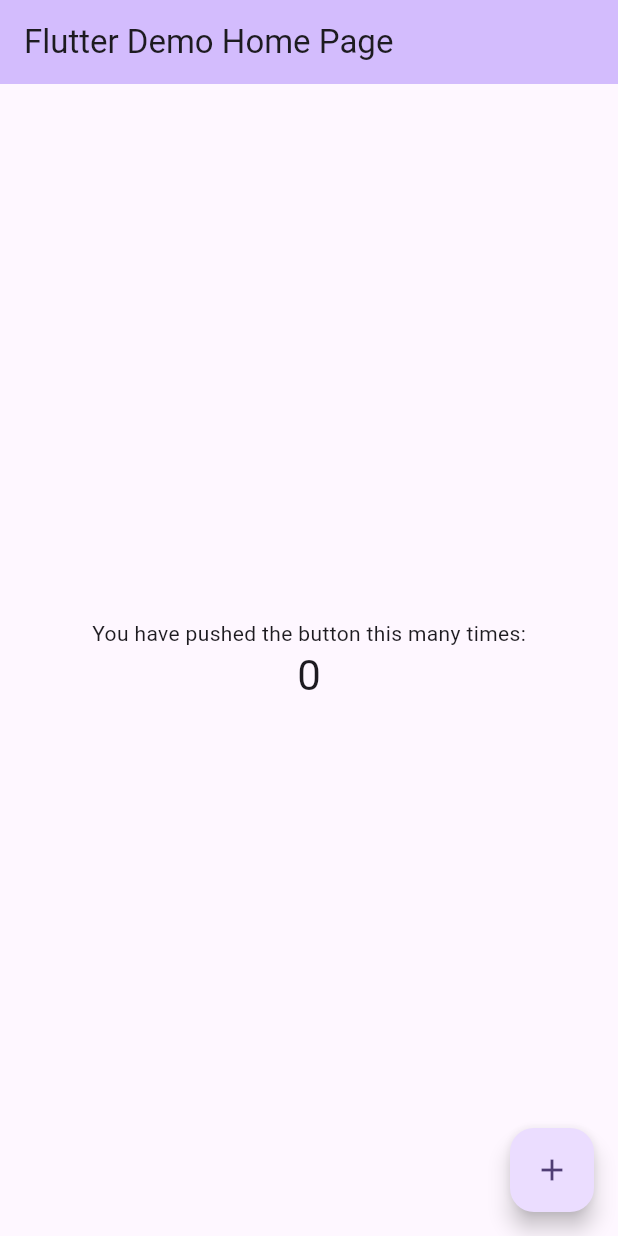
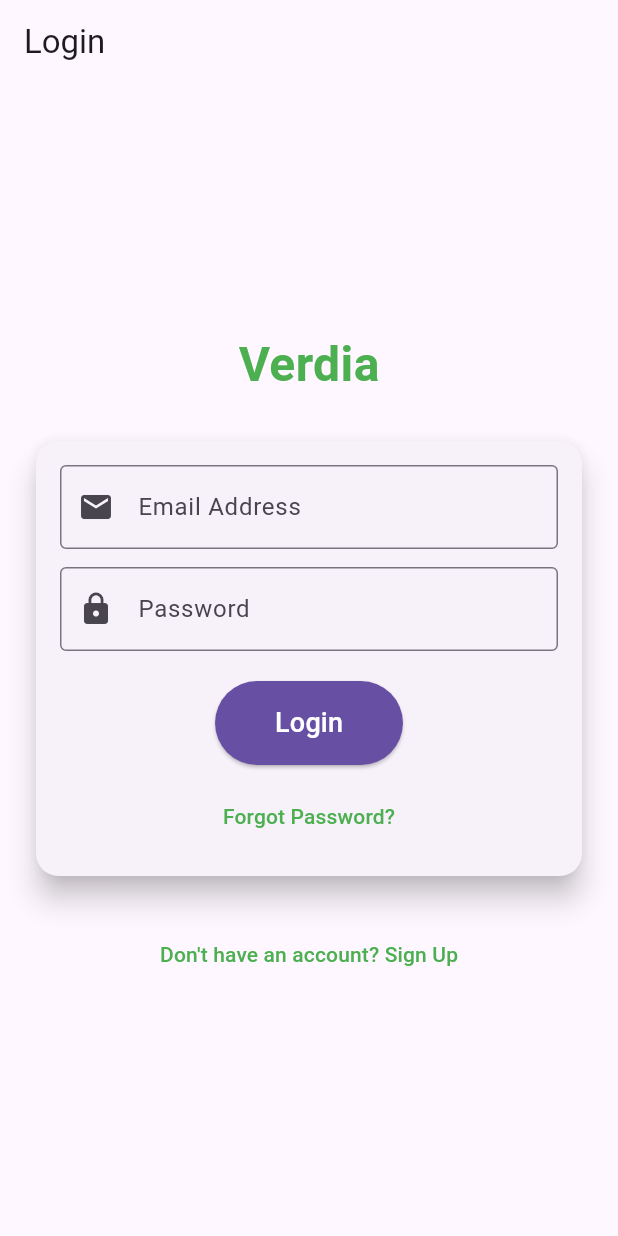
Before and after one commit to Slazzical/Plant-Disease-Detection-App, a Flutter app: the screen it shows after launch, on a phone screen of 412 x 824 dp. Run offline on Flutter 3.47's test engine with Material 3 defaults, Android fonts, the light colour scheme and no system bars.

Commit message:
feat: front-end login and signup pages

```diff
--- a/lib/main.dart
+++ b/lib/main.dart
@@ -1,4 +1,5 @@
 import 'package:flutter/material.dart';
+import 'package:plant_disease_detection/screens/auth_screen.dart'; // We'll create this file
 
 void main() {
   runApp(const MyApp());
@@ -7,116 +8,15 @@ void main() {
 class MyApp extends StatelessWidget {
   const MyApp({super.key});
 
-  // This widget is the root of your application.
   @override
   Widget build(BuildContext context) {
     return MaterialApp(
-      title: 'Flutter Demo',
+      title: 'Verdia',
       theme: ThemeData(
-        // This is the theme of your application.
-        //
-        // TRY THIS: Try running your application with "flutter run". You'll see
-        // the application has a purple toolbar. Then, without quitting the app,
-        // try changing the seedColor in the colorScheme below to Colors.green
-        // and then invoke "hot reload" (save your changes or press the "hot
-        // reload" button in a Flutter-supported IDE, or press "r" if you used
-        // the command line to start the app).
-        //
-        // Notice that the counter didn't reset back to zero; the application
-        // state is not lost during the reload. To reset the state, use hot
-        // restart instead.
-        //
-        // This works for code too, not just values: Most code changes can be
-        // tested with just a hot reload.
-        colorScheme: ColorScheme.fromSeed(seedColor: Colors.deepPurple),
+        primarySwatch: Colors.green, // A nice plant-related primary color
+        visualDensity: VisualDensity.adaptivePlatformDensity,
       ),
-      home: const MyHomePage(title: 'Flutter Demo Home Page'),
+      home: AuthScreen(), // Our entry point for authentication
     );
   }
 }
-
-class MyHomePage extends StatefulWidget {
-  const MyHomePage({super.key, required this.title});
-
-  // This widget is the home page of your application. It is stateful, meaning
-  // that it has a State object (defined below) that contains fields that affect
-  // how it looks.
-
-  // This class is the configuration for the state. It holds the values (in this
-  // case the title) provided by the parent (in this case the App widget) and
-  // used by the build method of the State. Fields in a Widget subclass are
-  // always marked "final".
-
-  final String title;
-
-  @override
-  State<MyHomePage> createState() => _MyHomePageState();
-}
-
-class _MyHomePageState extends State<MyHomePage> {
-  int _counter = 0;
-
-  void _incrementCounter() {
-    setState(() {
-      // This call to setState tells the Flutter framework that something has
-      // changed in this State, which causes it to rerun the build method below
-      // so that the display can reflect the updated values. If we changed
-      // _counter without calling setState(), then the build method would not be
-      // called again, and so nothing would appear to happen.
-      _counter++;
-    });
-  }
-
-  @override
-  Widget build(BuildContext context) {
-    // This method is rerun every time setState is called, for instance as done
-    // by the _incrementCounter method above.
-    //
-    // The Flutter framework has been optimized to make rerunning build methods
-    // fast, so that you can just rebuild anything that needs updating rather
-    // than having to individually change instances of widgets.
-    return Scaffold(
-      appBar: AppBar(
-        // TRY THIS: Try changing the color here to a specific color (to
-        // Colors.amber, perhaps?) and trigger a hot reload to see the AppBar
-        // change color while the other colors stay the same.
-        backgroundColor: Theme.of(context).colorScheme.inversePrimary,
-        // Here we take the value from the MyHomePage object that was created by
-        // the App.build method, and use it to set our appbar title.
-        title: Text(widget.title),
-      ),
-      body: Center(
-        // Center is a layout widget. It takes a single child and positions it
-        // in the middle of the parent.
-        child: Column(
-          // Column is also a layout widget. It takes a list of children and
-          // arranges them vertically. By default, it sizes itself to fit its
-          // children horizontally, and tries to be as tall as its parent.
-          //
-          // Column has various properties to control how it sizes itself and
-          // how it positions its children. Here we use mainAxisAlignment to
-          // center the children vertically; the main axis here is the vertical
-          // axis because Columns are vertical (the cross axis would be
-          // horizontal).
-          //
-          // TRY THIS: Invoke "debug painting" (choose the "Toggle Debug Paint"
-          // action in the IDE, or press "p" in the console), to see the
-          // wireframe for each widget.
-          mainAxisAlignment: MainAxisAlignment.center,
-          children: <Widget>[
-            const Text('You have pushed the button this many times:'),
-            Text(
-              '$_counter',
-              style: Theme.of(context).textTheme.headlineMedium,
-            ),
-          ],
-        ),
-      ),
-      floatingActionButton: FloatingActionButton(
-        onPressed: _incrementCounter,
-        tooltip: 'Increment',
-        child: const Icon(Icons.add),
-      ), // This trailing comma makes auto-formatting nicer for build methods.
-    );
-  }
-}
--- /dev/null
+++ b/lib/screens/auth_screen.dart
@@ -0,0 +1,68 @@
+import 'package:flutter/material.dart';
+import 'package:plant_disease_detection/widgets/login_form.dart'; // We'll create these files
+import 'package:plant_disease_detection/widgets/signup_form.dart';
+
+enum AuthMode { login, signup }
+
+class AuthScreen extends StatefulWidget {
+  const AuthScreen({super.key});
+
+  @override
+  State<AuthScreen> createState() => _AuthScreenState();
+}
+
+class _AuthScreenState extends State<AuthScreen> {
+  AuthMode _authMode = AuthMode.login;
+
+  void _switchAuthMode() {
+    setState(() {
+      if (_authMode == AuthMode.login) {
+        _authMode = AuthMode.signup;
+      } else {
+        _authMode = AuthMode.login;
+      }
+    });
+  }
+
+  @override
+  Widget build(BuildContext context) {
+    return Scaffold(
+      appBar: AppBar(
+        title: Text(_authMode == AuthMode.login ? 'Login' : 'Sign Up'),
+      ),
+      body: Center(
+        child: SingleChildScrollView(
+          padding: const EdgeInsets.all(16.0),
+          child: Column(
+            mainAxisAlignment: MainAxisAlignment.center,
+            children: [
+              // Placeholder for a logo or app title
+              Container(
+                margin: const EdgeInsets.only(bottom: 20),
+                child: const Text(
+                  'Verdia',
+                  style: TextStyle(
+                    fontSize: 32,
+                    fontWeight: FontWeight.bold,
+                    color: Colors.green,
+                  ),
+                ),
+              ),
+              _authMode == AuthMode.login ? const LoginForm() : const SignUpForm(),
+              const SizedBox(height: 20),
+              TextButton(
+                onPressed: _switchAuthMode,
+                child: Text(
+                  _authMode == AuthMode.login
+                      ? 'Don\'t have an account? Sign Up'
+                      : 'Already have an account? Login',
+                  style: const TextStyle(color: Colors.green),
+                ),
+              ),
+            ],
+          ),
+        ),
+      ),
+    );
+  }
+}
--- /dev/null
+++ b/lib/widgets/login_form.dart
@@ -0,0 +1,106 @@
+import 'package:flutter/material.dart';
+
+class LoginForm extends StatefulWidget {
+  const LoginForm({super.key});
+
+  @override
+  State<LoginForm> createState() => _LoginFormState();
+}
+
+class _LoginFormState extends State<LoginForm> {
+  final _formKey = GlobalKey<FormState>();
+  String _email = '';
+  String _password = '';
+
+  void _trySubmit() {
+    if (_formKey.currentState!.validate()) {
+      _formKey.currentState!.save();
+      // Here you would typically send auth request
+      print('Login Email: $_email');
+      print('Login Password: $_password');
+      // Later: Implement actual login logic
+    }
+  }
+
+  @override
+  Widget build(BuildContext context) {
+    return Card(
+      margin: const EdgeInsets.all(8),
+      shape: RoundedRectangleBorder(borderRadius: BorderRadius.circular(15)),
+      elevation: 8,
+      child: Padding(
+        padding: const EdgeInsets.all(16.0),
+        child: Form(
+          key: _formKey,
+          child: Column(
+            mainAxisSize: MainAxisSize.min, // Takes minimum space vertically
+            children: [
+              TextFormField(
+                key: const ValueKey('email'),
+                decoration: const InputDecoration(
+                  labelText: 'Email Address',
+                  prefixIcon: Icon(Icons.email),
+                  border: OutlineInputBorder(),
+                ),
+                keyboardType: TextInputType.emailAddress,
+                autocorrect: false,
+                textCapitalization: TextCapitalization.none,
+                validator: (value) {
+                  if (value == null || !value.contains('@')) {
+                    return 'Please enter a valid email address.';
+                  }
+                  return null;
+                },
+                onSaved: (value) {
+                  _email = value!;
+                },
+              ),
+              const SizedBox(height: 12),
+              TextFormField(
+                key: const ValueKey('password'),
+                decoration: const InputDecoration(
+                  labelText: 'Password',
+                  prefixIcon: Icon(Icons.lock),
+                  border: OutlineInputBorder(),
+                ),
+                obscureText: true,
+                validator: (value) {
+                  if (value == null || value.length < 7) {
+                    return 'Password must be at least 7 characters long.';
+                  }
+                  return null;
+                },
+                onSaved: (value) {
+                  _password = value!;
+                },
+              ),
+              const SizedBox(height: 20),
+              ElevatedButton(
+                onPressed: _trySubmit,
+                style: ElevatedButton.styleFrom(
+                  backgroundColor: Theme.of(context).primaryColor,
+                  padding:
+                      const EdgeInsets.symmetric(horizontal: 40, vertical: 15),
+                  shape: RoundedRectangleBorder(
+                      borderRadius: BorderRadius.circular(30)),
+                ),
+                child: const Text(
+                  'Login',
+                  style: TextStyle(fontSize: 18, color: Colors.white),
+                ),
+              ),
+              const SizedBox(height: 10),
+              TextButton(
+                onPressed: () {
+                  // TODO: Implement Forgot Password logic
+                  print('Forgot Password?');
+                },
+                child: const Text('Forgot Password?', style: TextStyle(color: Colors.green)),
+              ),
+            ],
+          ),
+        ),
+      ),
+    );
+  }
+}
```
Also changed, not shown: lib/widgets/signup_form.dart (added, +141 -0 lines).
